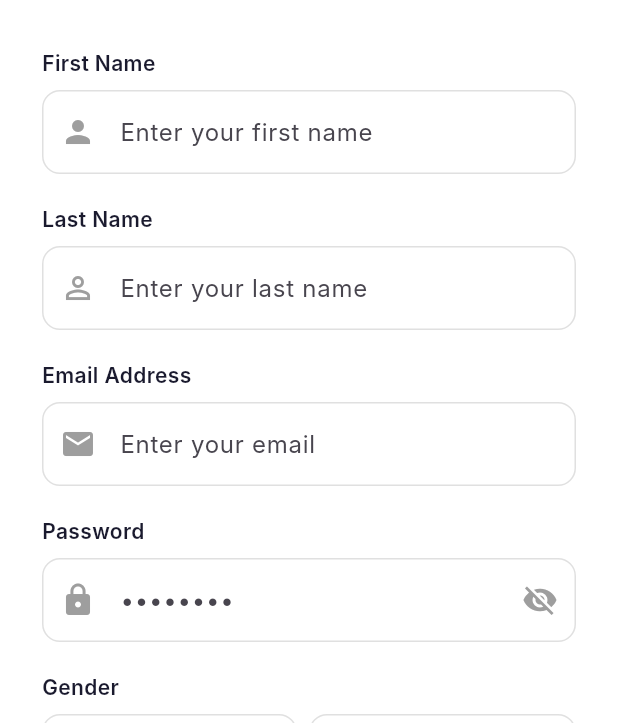
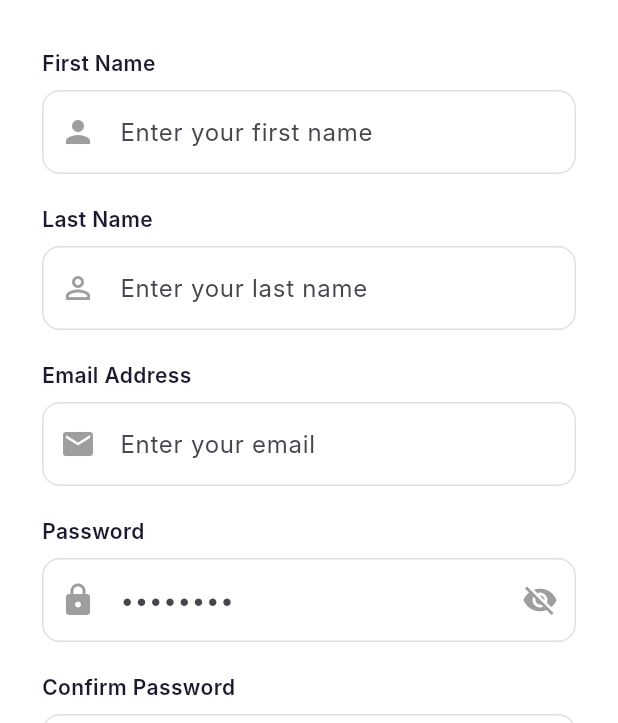
Before and after one commit to malekkhaderr/readx-mobile, a Flutter app: the RegisterPage screen opened by its route, on a phone screen of 412 x 824 dp, the part 513-1236 px from its top. Run offline on Flutter 3.47's test engine with Material 3 defaults, Android fonts, the phone set to English and light mode, and no system bars; our stand-ins replace dartz, dio, equatable, flutter_bloc, get_it, go_router and 2 more; accounts and stored records are empty; Roboto replaces fonts that are missing (Inter).

Commit message:
Auth: Mapped register and login Api

```diff
--- a/lib/core/constants/api_constants.dart
+++ b/lib/core/constants/api_constants.dart
@@ -3,8 +3,8 @@ class ApiConstants {
       'https://graduation-project-backend-j3bw.onrender.com/api';
 
   // Auth
-  static const String register = '/user/create';
-  static const String login = '/auth/login';
+  static const String register = '/users/create';
+  static const String login = '/users/login';
   static const String logout = '/auth/logout';
   static const String resetPassword = '/auth/reset-password';
 
--- a/lib/core/di/injection_container.dart
+++ b/lib/core/di/injection_container.dart
@@ -8,10 +8,14 @@ import '../../features/auth/domain/usecases/register_usecase.dart';
 import '../../features/auth/domain/usecases/reset_password_usecase.dart';
 import '../../features/auth/presentation/bloc/auth_bloc.dart';
 import '../network/dio_client.dart';
+import 'package:shared_preferences/shared_preferences.dart';
 
 final sl = GetIt.instance;
 
 Future<void> init() async {
+  final sharedPreferences = await SharedPreferences.getInstance();
+  sl.registerLazySingleton(() => sharedPreferences);
+
   // ─── Core ───────────────────────────────────────────
   sl.registerLazySingleton<DioClient>(() => DioClient());
 
@@ -38,6 +42,6 @@ Future<void> init() async {
 
   // Data Source
   sl.registerLazySingleton<AuthRemoteDataSource>(
-    () => AuthRemoteDataSourceImpl(sl()),
+    () => AuthRemoteDataSourceImpl(dioClient: sl(), sharedPreferences: sl()),
   );
 }
--- a/lib/core/network/dio_client.dart
+++ b/lib/core/network/dio_client.dart
@@ -11,6 +11,8 @@ class DioClient {
         baseUrl: ApiConstants.baseUrl,
         connectTimeout: const Duration(seconds: 15),
         receiveTimeout: const Duration(seconds: 15),
+        sendTimeout: const Duration(seconds: 15),
+        validateStatus: (status) => status != null && status < 500,
         headers: {
           'Content-Type': 'application/json',
           'Accept': 'application/json',
--- a/lib/features/auth/domain/repositories/auth_repository.dart
+++ b/lib/features/auth/domain/repositories/auth_repository.dart
@@ -13,7 +13,8 @@ abstract class AuthRepository {
     required String lastName,
     required String email,
     required String password,
-    required String gender,
+    required String confirmPassword,
+    required int gender,
     required DateTime birthDate,
   });
 
--- a/lib/features/auth/domain/usecases/register_usecase.dart
+++ b/lib/features/auth/domain/usecases/register_usecase.dart
@@ -13,7 +13,8 @@ class RegisterUseCase {
     required String lastName,
     required String email,
     required String password,
-    required String gender,
+    required String confirmPassword,
+    required int gender,
     required DateTime birthDate,
   }) {
     return repository.register(
@@ -21,6 +22,7 @@ class RegisterUseCase {
       lastName: lastName,
       email: email,
       password: password,
+      confirmPassword: confirmPassword,
       gender: gender,
       birthDate: birthDate,
     );
--- a/lib/features/auth/presentation/bloc/auth_bloc.dart
+++ b/lib/features/auth/presentation/bloc/auth_bloc.dart
@@ -43,12 +43,13 @@ class AuthBloc extends Bloc<AuthEvent, AuthState> {
       lastName: event.lastName,
       email: event.email,
       password: event.password,
+      confirmPassword: event.confirmPassword,
       gender: event.gender,
       birthDate: event.birthDate,
     );
     result.fold(
       (failure) => emit(AuthError(failure.message)),
-      (user) => emit(AuthRegistered(user.email)), // new state
+      (user) => emit(AuthRegistered(user)),
     );
   }
 
--- a/lib/features/auth/presentation/bloc/auth_event.dart
+++ b/lib/features/auth/presentation/bloc/auth_event.dart
@@ -22,7 +22,8 @@ class RegisterEvent extends AuthEvent {
   final String lastName;
   final String email;
   final String password;
-  final String gender;
+  final String confirmPassword;
+  final int gender;
   final DateTime birthDate;
 
   const RegisterEvent({
@@ -30,6 +31,7 @@ class RegisterEvent extends AuthEvent {
     required this.lastName,
     required this.email,
     required this.password,
+    required this.confirmPassword,
     required this.gender,
     required this.birthDate,
   });
@@ -40,6 +42,7 @@ class RegisterEvent extends AuthEvent {
     lastName,
     email,
     password,
+    confirmPassword,
     gender,
     birthDate,
   ];
--- a/lib/features/auth/presentation/bloc/auth_state.dart
+++ b/lib/features/auth/presentation/bloc/auth_state.dart
@@ -43,9 +43,9 @@ class PasswordResetSent extends AuthState {
 }
 
 class AuthRegistered extends AuthState {
-  final String email;
-  const AuthRegistered(this.email);
+  final UserEntity user;
+  const AuthRegistered(this.user);
 
   @override
-  List<Object> get props => [email];
+  List<Object> get props => [user];
 }
--- a/lib/features/auth/presentation/pages/login_page.dart
+++ b/lib/features/auth/presentation/pages/login_page.dart
@@ -94,7 +94,7 @@ class _LoginPageState extends State<LoginPage> {
               );
             }
             if (state is AuthAuthenticated) {
-              // TODO: navigate to home
+              context.go('/home');
             }
           },
           child: SafeArea(
--- a/lib/features/auth/presentation/pages/register_page.dart
+++ b/lib/features/auth/presentation/pages/register_page.dart
@@ -20,12 +20,17 @@ class _RegisterPageState extends State<RegisterPage> {
   final _lastNameController = TextEditingController();
   final _emailController = TextEditingController();
   final _passwordController = TextEditingController();
+  final _confirmPasswordController = TextEditingController();
   bool _obscurePassword = true;
+  bool _obscureConfirmPassword = true;
   bool _submitted = false;
-  String? _selectedGender;
+  int? _selectedGender; // 0 = Male, 1 = Female
   DateTime? _selectedBirthDate;
 
-  final List<String> _genders = ['Male', 'Female'];
+  final List<Map<String, dynamic>> _genders = [
+    {'label': 'Male', 'value': 0},
+    {'label': 'Female', 'value': 1},
+  ];
 
   @override
   void dispose() {
@@ -33,6 +38,7 @@ class _RegisterPageState extends State<RegisterPage> {
     _lastNameController.dispose();
     _emailController.dispose();
     _passwordController.dispose();
+    _confirmPasswordController.dispose();
     super.dispose();
   }
 
@@ -63,6 +69,13 @@ class _RegisterPageState extends State<RegisterPage> {
       return 'Password must contain at least one number';
     if (!RegExp(r'[!@#\$&*~%^()_\-+=<>?]').hasMatch(value))
       return 'Password must contain at least one special character';
+    return null;
+  }
+
+  String? _validateConfirmPassword(String? value) {
+    if (!_submitted) return null;
+    if (value == null || value.isEmpty) return 'Please confirm your password';
+    if (value != _passwordController.text) return 'Passwords do not match';
     return null;
   }
 
@@ -98,6 +111,7 @@ class _RegisterPageState extends State<RegisterPage> {
           lastName: _lastNameController.text.trim(),
           email: _emailController.text.trim(),
           password: _passwordController.text,
+          confirmPassword: _confirmPasswordController.text,
           gender: _selectedGender!,
           birthDate: _selectedBirthDate!,
         ),
@@ -122,7 +136,7 @@ class _RegisterPageState extends State<RegisterPage> {
               );
             }
             if (state is AuthRegistered) {
-              context.go('/otp', extra: state.email);
+              context.go('/otp', extra: state.user.email);
             }
           },
           child: SafeArea(
@@ -156,11 +170,6 @@ class _RegisterPageState extends State<RegisterPage> {
                             shape: BoxShape.circle,
                           ),
                           child: const AppOwl(size: 80),
-                          // child: const Icon(
-                          //   Icons.book,
-                          //   color: AppColors.primary,
-                          //   size: 40,
-                          // ),
                         ),
                         const SizedBox(height: 12),
                         const Text(
@@ -325,9 +334,51 @@ class _RegisterPageState extends State<RegisterPage> {
                                   color: AppColors.textGrey,
                                 ),
                                 onPressed: () {
-                                  setState(() {
-                                    _obscurePassword = !_obscurePassword;
-                                  });
+                                  setState(
+                                    () => _obscurePassword = !_obscurePassword,
+                                  );
+                                },
+                              ),
+                            ),
+                          ),
+                          const SizedBox(height: 20),
+
+                          // ── Confirm Password ───────────────
+                          const Text(
+                            'Confirm Password',
+                            style: TextStyle(
+                              fontWeight: FontWeight.w600,
+                              color: AppColors.textDark,
+                            ),
+                          ),
+                          const SizedBox(height: 8),
+                          TextFormField(
+                            controller: _confirmPasswordController,
+                            obscureText: _obscureConfirmPassword,
+                            autovalidateMode:
+                                AutovalidateMode.onUserInteraction,
+                            onChanged: (_) {
+                              if (_submitted) _formKey.currentState!.validate();
+                            },
+                            validator: _validateConfirmPassword,
+                            decoration: InputDecoration(
+                              hintText: '••••••••',
+                              prefixIcon: const Icon(
+                                Icons.lock_outline,
+                                color: AppColors.textGrey,
+                              ),
+                              suffixIcon: IconButton(
+                                icon: Icon(
+                                  _obscureConfirmPassword
+                                      ? Icons.visibility_off
+                                      : Icons.visibility,
+                                  color: AppColors.textGrey,
+                                ),
+                                onPressed: () {
+                                  setState(
+                                    () => _obscureConfirmPassword =
+                                        !_obscureConfirmPassword,
+                                  );
                                 },
                               ),
                             ),
@@ -345,15 +396,19 @@ class _RegisterPageState extends State<RegisterPage> {
                           const SizedBox(height: 8),
                           Row(
                             children: _genders.map((gender) {
-                              final isSelected = _selectedGender == gender;
+                              final isSelected =
+                                  _selectedGender == gender['value'];
                               return Expanded(
                                 child: GestureDetector(
                                   onTap: () {
-                                    setState(() => _selectedGender = gender);
+                                    setState(
+                                      () => _selectedGender =
+                                          gender['value'] as int,
+                                    );
                                   },
                                   child: Container(
                                     margin: EdgeInsets.only(
-                                      right: gender == 'Male' ? 8 : 0,
+                                      right: gender['value'] == 0 ? 8 : 0,
                                     ),
                                     padding: const EdgeInsets.symmetric(
                                       vertical: 14,
@@ -374,7 +429,7 @@ class _RegisterPageState extends State<RegisterPage> {
                                           MainAxisAlignment.center,
                                       children: [
                                         Icon(
-                                          gender == 'Male'
+                                          gender['value'] == 0
                                               ? Icons.male
                                               : Icons.female,
                                           color: isSelected
@@ -384,7 +439,7 @@ class _RegisterPageState extends State<RegisterPage> {
                                         ),
                                         const SizedBox(width: 8),
                                         Text(
-                                          gender,
+                                          gender['label'] as String,
                                           style: TextStyle(
                                             color: isSelected
                                                 ? Colors.white
```
Also changed, not shown: lib/core/router/app_router.dart (+8 -3 lines), lib/features/auth/data/datasources/auth_remote_datasource.dart (+110 -32 lines), lib/features/auth/data/models/user_model.dart (+8 -6 lines), lib/features/auth/data/repositories/auth_repository_impl.dart (+38 -26 lines), 8 other files.
